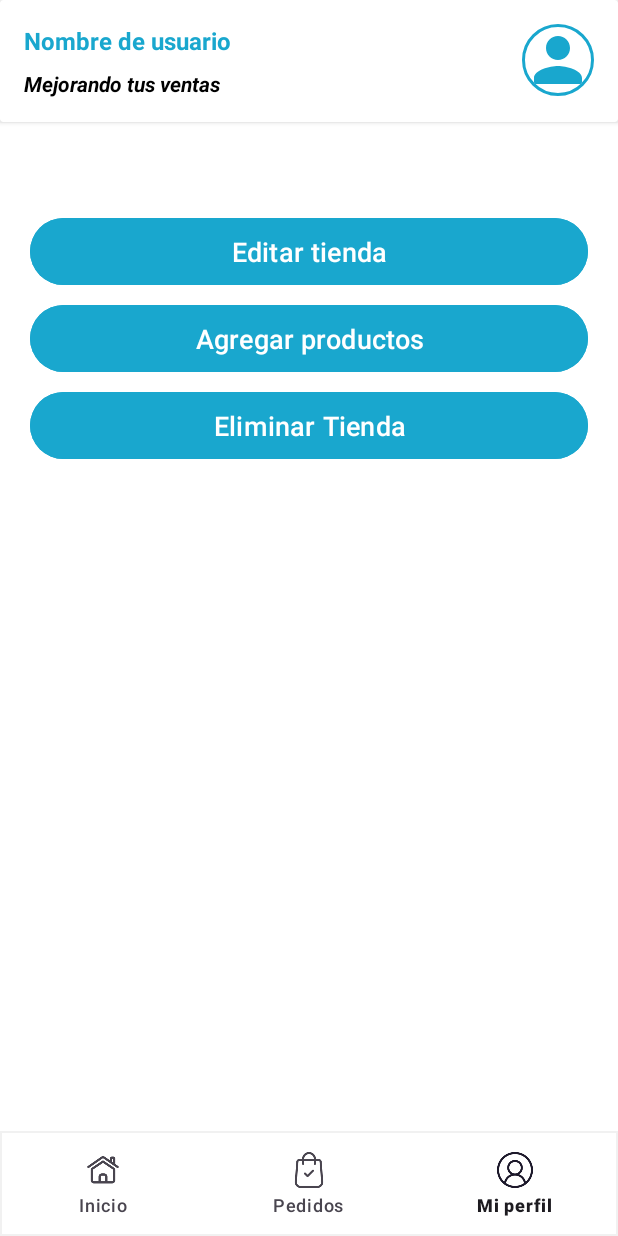
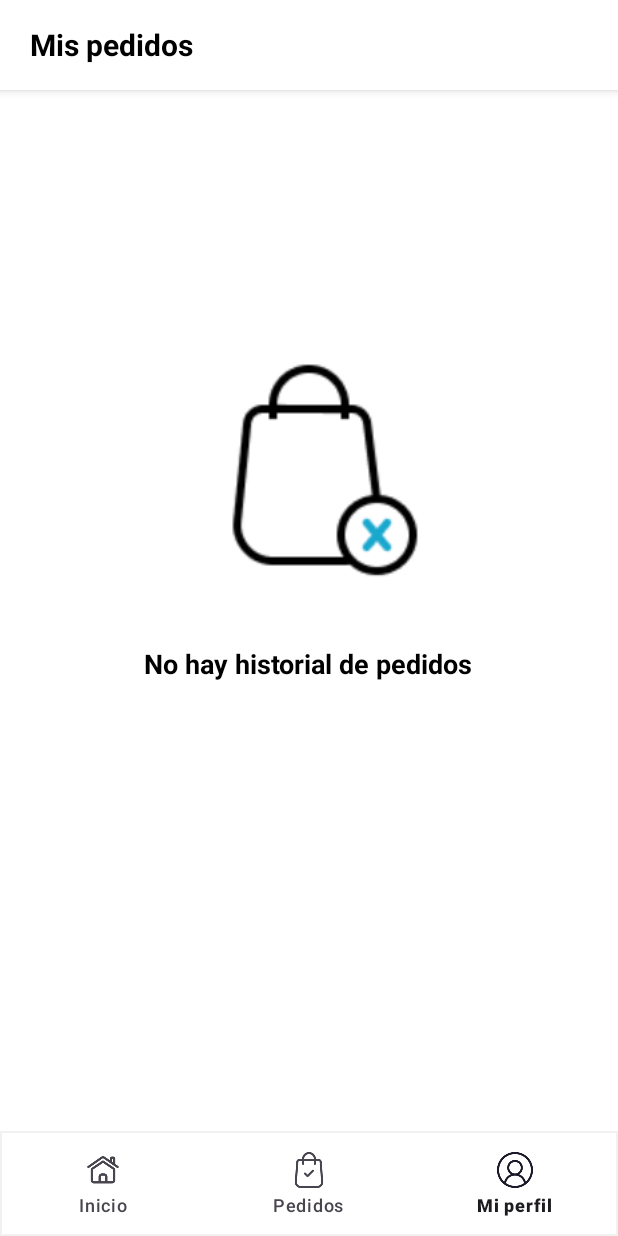
Before and after one commit to Axel030705/Deli-Ever-Oficial, an Android app: the Vendedor_Main screen opened directly, with no data from a screen before it, item 3 of the bottom bar chosen, on a phone screen of 412 x 824 dp. Run offline under Robolectric (Android 15) with nearby library versions, the light colour scheme and no system bars; our stand-ins replace CircleImageView, Firebase (no records; nobody signed in at launch, a user with empty details on screens opened directly), Picasso; 1 statement that could not run was skipped.

Commit message:
Id de la tienda al producto

```diff
--- a/app/build.gradle
+++ b/app/build.gradle
@@ -41,6 +41,7 @@ dependencies {
     implementation 'com.google.firebase:firebase-database'
     implementation 'com.google.firebase:firebase-analytics'
     implementation 'com.google.firebase:firebase-storage'
+    implementation 'androidx.activity:activity:1.8.0'
     testImplementation 'junit:junit:4.13.2'
     androidTestImplementation 'androidx.test.ext:junit:1.1.5'
     androidTestImplementation 'androidx.test.espresso:espresso-core:3.5.1'
--- a/app/src/main/java/Cliente/FragmentInicio.java
+++ b/app/src/main/java/Cliente/FragmentInicio.java
@@ -122,10 +122,10 @@ public class FragmentInicio extends Fragment {
             }
         });
 
-        ImagenUsuario.setOnClickListener(v -> {
+        /*ImagenUsuario.setOnClickListener(v -> {
             Intent intent = new Intent(requireActivity(), Perfil_Activity.class);
             startActivity(intent);
-        });
+        }); */
 
         usuariosRef.addValueEventListener(new ValueEventListener() {
             @Override
--- a/app/src/main/java/Vendedor/Productos/agregar_producto.java
+++ b/app/src/main/java/Vendedor/Productos/agregar_producto.java
@@ -43,6 +43,7 @@ public class agregar_producto extends AppCompatActivity {
     private String usuarioId;
     private static final int REQUEST_IMAGE_PICK = 1;
     private Uri imagenSeleccionada;
+    private String tiendaId;
 
     @Override
     protected void onCreate(Bundle savedInstanceState) {
@@ -94,7 +95,7 @@ public class agregar_producto extends AppCompatActivity {
             public void onDataChange(DataSnapshot dataSnapshot) {
                 if (dataSnapshot.exists()) {
                     DataSnapshot tiendaSnapshot = dataSnapshot.getChildren().iterator().next();
-                    String tiendaId = tiendaSnapshot.getKey();
+                    tiendaId = tiendaSnapshot.getKey();
                     if (tiendaId != null) {
                         DatabaseReference tiendaUsuarioRef = tiendaRef.child(tiendaId);
                         productosRef = tiendaUsuarioRef.child("productos");
@@ -167,7 +168,8 @@ public class agregar_producto extends AppCompatActivity {
         String idProducto = productosRef.push().getKey();
 
         // Crear un objeto Producto con los valores ingresados
-        Producto producto = new Producto(idProducto, nombreProducto, descripcionProducto, precioProducto, extraProducto, cantidadProducto, "0");
+        String tiendaString = tiendaId.toString();
+        Producto producto = new Producto(idProducto, nombreProducto, descripcionProducto, precioProducto, extraProducto, cantidadProducto, "0", tiendaString);
 
         // Subir la imagen a Firebase Storage
         assert idProducto != null;
--- a/app/src/main/java/Vendedor/Productos/productos_tienda.java
+++ b/app/src/main/java/Vendedor/Productos/productos_tienda.java
@@ -58,7 +58,8 @@ public class productos_tienda extends AppCompatActivity {
                             String imagenUrl = productoSnapshot.child("imagenUrl").getValue(String.class);
                             String cantidad = productoSnapshot.child("cantidad").getValue(String.class);
                             String puntaje = productoSnapshot.child("puntaje").getValue(String.class);
-                            Producto producto = new Producto(id, nombre, descripcion, precio, extra, cantidad, puntaje);
+                            String idTienda = productoSnapshot.child("idTienda").getValue(String.class);
+                            Producto producto = new Producto(id, nombre, descripcion, precio, extra, cantidad, puntaje, idTienda);
                             producto.setImagenUrl(imagenUrl); // Agregar la URL de la imagen al producto
                             productosList.add(producto);
 
--- a/app/src/main/java/Vendedor/Vendedor_Main.java
+++ b/app/src/main/java/Vendedor/Vendedor_Main.java
@@ -11,6 +11,8 @@ import androidx.fragment.app.FragmentTransaction;
 import com.example.agenda.R;
 import com.google.android.material.bottomnavigation.BottomNavigationView;
 
+import Vendedor.Pedidos.FragmentPedidosV;
+
 public class Vendedor_Main extends AppCompatActivity {
 
     FragmentTransaction transactionDP;
@@ -23,7 +25,7 @@ public class Vendedor_Main extends AppCompatActivity {
 
         //Fragments
         fragmentInicioV = new FragmentInicioV();
-        //fragmentPedidosV = new FragmentPedidosV();
+        fragmentPedidosV = new FragmentPedidosV();
         //fragmentPerfilV = new FragmentPerfilV();
 
         //Fragment Inicio
--- a/app/src/main/res/layout/activity_perfil.xml
+++ b/app/src/main/res/layout/activity_perfil.xml
@@ -53,7 +53,7 @@
                 android:text="Cambiar imagen de perfil  >"
                 android:textAlignment="textEnd"
                 android:textColor="@color/black"
-                android:textSize="20sp" />
+                android:textSize="17sp" />
 
         </LinearLayout>
 
@@ -188,7 +188,7 @@
         tools:ignore="HardcodedText"
         android:visibility="gone"/>
 
-    <Button
+    <!-- <Button
         android:id="@+id/Btn_pedidos"
         android:onClick="LlamarPedidos"
         android:layout_width="match_parent"
@@ -198,6 +198,6 @@
         android:text="Pedidos"
         android:textColor="#FFFFFF"
         android:textSize="18sp"
-        tools:ignore="HardcodedText"/>
+        tools:ignore="HardcodedText"/> -->
 
 </LinearLayout>
--- /dev/null
+++ b/app/src/main/res/layout/fragment_pedidos_v.xml
@@ -0,0 +1,119 @@
+<?xml version="1.0" encoding="utf-8"?>
+<FrameLayout xmlns:android="http://schemas.android.com/apk/res/android"
+    xmlns:tools="http://schemas.android.com/tools"
+    android:layout_width="match_parent"
+    android:layout_height="match_parent"
+    xmlns:app="http://schemas.android.com/apk/res-auto"
+    tools:context="Vendedor.Pedidos.FragmentPedidosV">
+
+    <androidx.constraintlayout.widget.ConstraintLayout
+        android:layout_width="match_parent"
+        android:layout_height="match_parent">
+
+        <LinearLayout
+            android:layout_width="match_parent"
+            android:layout_height="match_parent"
+            android:background="@color/white"
+            android:orientation="vertical"
+            app:layout_constraintBottom_toBottomOf="parent"
+            app:layout_constraintEnd_toEndOf="parent"
+            app:layout_constraintStart_toStartOf="parent"
+            app:layout_constraintTop_toTopOf="parent">
+
+            <LinearLayout
+                android:layout_width="match_parent"
+                android:layout_height="60dp"
+                android:background="@color/white"
+                android:elevation="4dp"
+                android:orientation="horizontal">
+
+                <TextView
+                    android:layout_width="wrap_content"
+                    android:layout_height="wrap_content"
+                    android:layout_gravity="center"
+                    android:layout_marginStart="20dp"
+                    android:text="Mis pedidos"
+                    android:textAlignment="center"
+                    android:textColor="@color/black"
+                    android:textSize="20sp"
+                    android:textStyle="bold"
+                    tools:ignore="HardcodedText" />
+
+                <LinearLayout
+                    android:layout_width="match_parent"
+                    android:layout_height="40dp"
+                    android:layout_gravity="center_vertical"
+                    android:layout_marginStart="50dp"
+                    android:layout_marginEnd="10dp"
+                    android:gravity="end">
+
+                    <Button
+                        android:id="@+id/Btn_menu_pedidos"
+                        android:layout_width="30dp"
+                        android:layout_height="30dp"
+                        android:background="@drawable/icono_puntos"
+                        android:layout_gravity="center_vertical"
+                        android:visibility="gone"/>
+
+                </LinearLayout>
+
+            </LinearLayout>
+
+            <FrameLayout
+                android:layout_width="match_parent"
+                android:layout_height="match_parent">
+
+                <LinearLayout
+                    android:id="@+id/sinPedidos"
+                    android:layout_width="match_parent"
+                    android:layout_height="match_parent"
+                    android:background="@color/white"
+                    android:orientation="vertical"
+                    android:visibility="visible">
+
+                    <ImageView
+                        android:id="@+id/img_pedidos"
+                        android:layout_width="200dp"
+                        android:layout_height="200dp"
+                        android:layout_gravity="center"
+                        android:layout_marginTop="150dp"
+                        android:layout_marginBottom="20dp"
+                        android:src="@drawable/sin_pedidos"
+                        tools:ignore="ContentDescription" />
+
+                    <TextView
+                        android:id="@+id/txt_pedidos"
+                        android:layout_width="wrap_content"
+                        android:layout_height="wrap_content"
+                        android:layout_gravity="center"
+                        android:text="No hay historial de pedidos"
+                        android:textAlignment="center"
+                        android:textColor="@color/black"
+                        android:textSize="18sp"
+                        android:textStyle="bold"
+                        tools:ignore="HardcodedText" />
+
+                </LinearLayout>
+
+                <LinearLayout
+                    android:id="@+id/conPedidos"
+                    android:layout_width="match_parent"
+                    android:layout_height="match_parent"
+                    android:visibility="gone">
+
+                    <androidx.recyclerview.widget.RecyclerView
+                        android:id="@+id/recyclerViewPedidos"
+                        android:layout_width="match_parent"
+                        android:layout_height="match_parent"
+                        android:paddingTop="20dp">
+                    </androidx.recyclerview.widget.RecyclerView>
+
+                </LinearLayout>
+
+            </FrameLayout>
+
+        </LinearLayout>
+
+    </androidx.constraintlayout.widget.ConstraintLayout>
+
+</FrameLayout>
--- a/app/src/main/res/values/strings.xml
+++ b/app/src/main/res/values/strings.xml
@@ -5,5 +5,7 @@
     <string name="Slogan">Ordena, Disfruta, Repite</string>
     <string name="Slogan2">Tu sabor, a un clic de distancia</string>
     <string name="default_notification_channel_id" translatable="false">channel_id</string>
+    <!-- TODO: Remove or change this placeholder text -->
+    <string name="hello_blank_fragment">Hello blank fragment</string>
 
 </resources>
--- a/build.gradle
+++ b/build.gradle
@@ -4,6 +4,6 @@ buildscript {
     }
 }// Top-level build file where you can add configuration options common to all sub-projects/modules.
 plugins {
-    id 'com.android.application' version '8.4.1' apply false
-    id 'com.android.library' version '8.4.1' apply false
+    id 'com.android.application' version '8.5.1' apply false
+    id 'com.android.library' version '8.5.1' apply false
 }
```
Also changed, not shown: app/src/main/AndroidManifest.xml (+7 -4 lines), app/src/main/java/Vendedor/Pedidos/FragmentPedidosV.java (added, +335 -0 lines), app/src/main/java/Vendedor/Pedidos/pedidos_finalizadosV.java (added, +157 -0 lines), app/src/main/res/layout/activity_pedidos_finalizados_v.xml (added, +10 -0 lines), gradle/wrapper/gradle-wrapper.properties.
